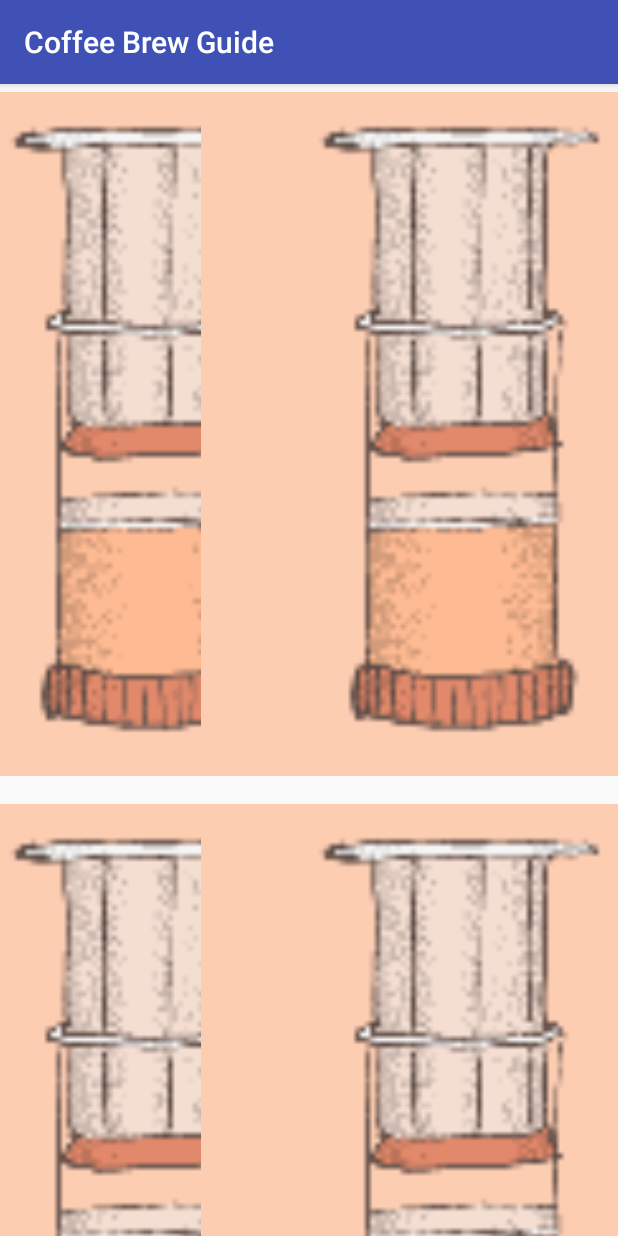
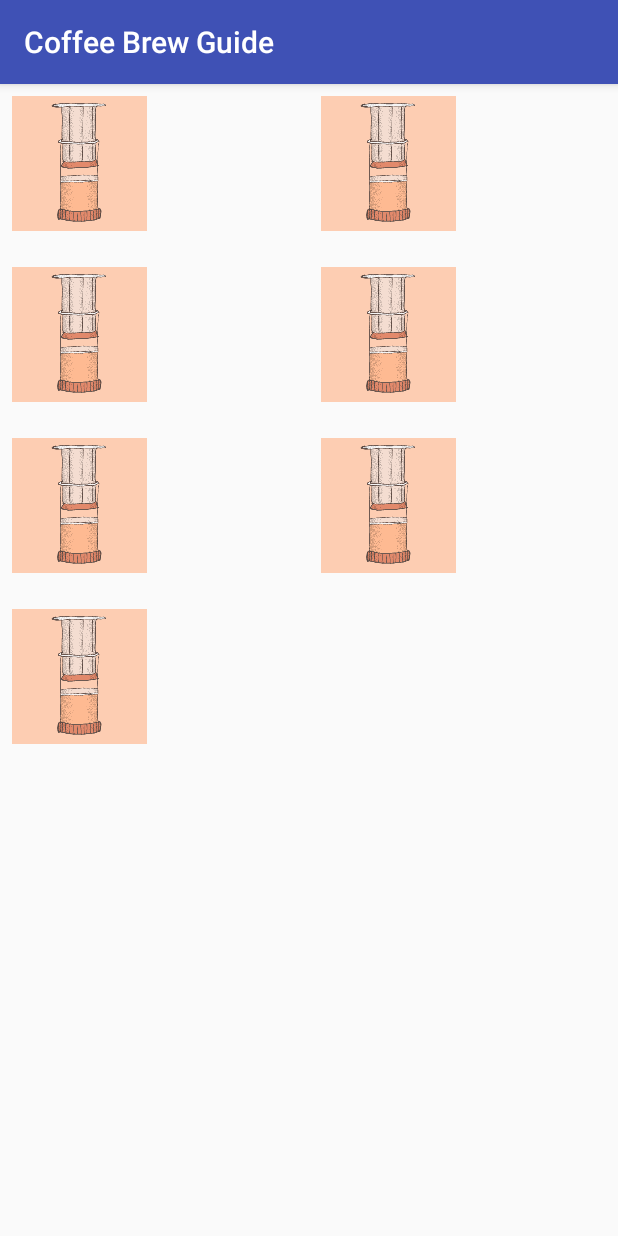
Before and after one commit to pattrickrice/Coffee-Brew-Guide, an Android app: the screen it shows after launch (MainActivity), on a phone screen of 412 x 824 dp. Run offline under Robolectric (Android 15) with nearby library versions, the phone set to English and light mode, and no system bars.

Commit message:
add grid tile xml and implement in ImageAdapter

```diff
--- a/App/CoffeeBrewGuide/app/src/main/java/com/brewguide/android/coffeebrewguide/ImageAdapter.java
+++ b/App/CoffeeBrewGuide/app/src/main/java/com/brewguide/android/coffeebrewguide/ImageAdapter.java
@@ -1,6 +1,7 @@
 package com.brewguide.android.coffeebrewguide;
 
 import android.content.Context;
+import android.view.LayoutInflater;
 import android.view.View;
 import android.view.ViewGroup;
 import android.widget.BaseAdapter;
@@ -32,19 +33,45 @@ public class ImageAdapter extends BaseAdapter {
 
     // create a new ImageView for each item referenced by the Adapter
     public View getView(int position, View convertView, ViewGroup parent) {
-        ImageView imageView;
+        LayoutInflater inflater = (LayoutInflater) mContext
+                .getSystemService(Context.LAYOUT_INFLATER_SERVICE);
+
+        View gridView;
+
         if (convertView == null) {
-            // if it's not recycled, initialize some attributes
-            imageView = new ImageView(mContext);
-            imageView.setLayoutParams(new GridView.LayoutParams(525, 700));
-            imageView.setScaleType(ImageView.ScaleType.CENTER_CROP);
-            imageView.setPadding(8, 8, 8, 8);
+
+            gridView = new View(mContext);
+
+            // get layout from mobile.xml
+            gridView = inflater.inflate(R.layout.grid_tile, null);
+
+            // set image based on selected text
+            ImageView imageView = (ImageView) gridView
+                    .findViewById(R.id.grid_tile_image);
+
+
+            imageView.setImageResource(mThumbIds[position]);
+
+
         } else {
-            imageView = (ImageView) convertView;
+            gridView = convertView;
         }
 
-        imageView.setImageResource(mThumbIds[position]);
-        return imageView;
+        return gridView;
+
+//        ImageView imageView;
+//        if (convertView == null) {
+//            // if it's not recycled, initialize some attributes
+//            imageView = new ImageView(mContext);
+//            imageView.setLayoutParams(new GridView.LayoutParams(525, 700));
+//            imageView.setScaleType(ImageView.ScaleType.CENTER_CROP);
+//            imageView.setPadding(8, 8, 8, 8);
+//        } else {
+//            imageView = (ImageView) convertView;
+//        }
+//
+//        imageView.setImageResource(mThumbIds[position]);
+//        return imageView;
     }
 
     // references to our images
--- /dev/null
+++ b/App/CoffeeBrewGuide/app/src/main/res/layout/grid_tile.xml
@@ -0,0 +1,13 @@
+<?xml version="1.0" encoding="utf-8"?>
+<LinearLayout xmlns:android="http://schemas.android.com/apk/res/android"
+    android:orientation="vertical" android:layout_width="match_parent"
+    android:layout_height="match_parent">
+
+    <ImageView
+        android:id="@+id/grid_tile_image"
+        android:layout_width="wrap_content"
+        android:layout_height="wrap_content"
+        android:scaleType="centerCrop"
+        android:padding="8dp"
+        />
+</LinearLayout>
```
